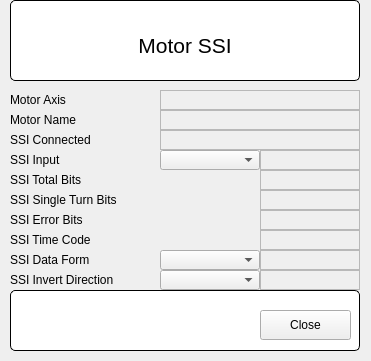
Above: FormGalilMotorSSI.ui from SESAME-Synchrotron/galil-qt before the change. Below: the same form after it.
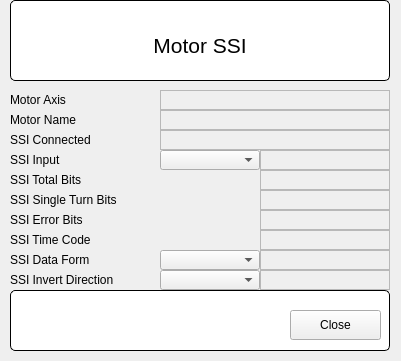
That is the form after the change. Custom widgets are drawn as their Qt base class.

Commit message: Added BISS encoder GUI, added amplifier settings to Extras GUI.

The edit to the form file:
```diff
--- a/FormGalilMotorSSI.ui
+++ b/FormGalilMotorSSI.ui
@@ -6,7 +6,7 @@
    <rect>
     <x>0</x>
     <y>0</y>
-    <width>371</width>
+    <width>401</width>
     <height>361</height>
    </rect>
   </property>
@@ -45,7 +45,7 @@
      <rect>
       <x>260</x>
       <y>150</y>
-      <width>100</width>
+      <width>130</width>
       <height>20</height>
      </rect>
     </property>
@@ -100,7 +100,7 @@
      <rect>
       <x>260</x>
       <y>250</y>
-      <width>100</width>
+      <width>130</width>
       <height>20</height>
      </rect>
     </property>
@@ -116,7 +116,7 @@
      <rect>
       <x>260</x>
       <y>230</y>
-      <width>100</width>
+      <width>130</width>
       <height>20</height>
      </rect>
     </property>
@@ -145,7 +145,7 @@
      <rect>
       <x>260</x>
       <y>210</y>
-      <width>100</width>
+      <width>130</width>
       <height>20</height>
      </rect>
     </property>
@@ -174,7 +174,7 @@
      <rect>
       <x>10</x>
       <y>290</y>
-      <width>350</width>
+      <width>380</width>
       <height>61</height>
      </rect>
     </property>
@@ -198,7 +198,7 @@
     <widget class="QPushButton" name="btnClose">
      <property name="geometry">
       <rect>
-       <x>250</x>
+       <x>280</x>
        <y>20</y>
        <width>91</width>
        <height>30</height>
@@ -227,7 +227,7 @@
      <rect>
       <x>160</x>
       <y>110</y>
-      <width>200</width>
+      <width>230</width>
       <height>20</height>
      </rect>
     </property>
@@ -282,7 +282,7 @@
      <rect>
       <x>260</x>
       <y>190</y>
-      <width>100</width>
+      <width>130</width>
       <height>20</height>
      </rect>
     </property>
@@ -311,7 +311,7 @@
      <rect>
       <x>160</x>
       <y>90</y>
-      <width>200</width>
+      <width>230</width>
       <height>20</height>
      </rect>
     </property>
@@ -327,7 +327,7 @@
      <rect>
       <x>160</x>
       <y>130</y>
-      <width>200</width>
+      <width>230</width>
       <height>20</height>
      </rect>
     </property>
@@ -343,7 +343,7 @@
      <rect>
       <x>260</x>
       <y>170</y>
-      <width>100</width>
+      <width>130</width>
       <height>20</height>
      </rect>
     </property>
@@ -372,7 +372,7 @@
      <rect>
       <x>10</x>
       <y>0</y>
-      <width>350</width>
+      <width>380</width>
       <height>81</height>
      </rect>
     </property>
@@ -398,7 +398,7 @@
       <rect>
        <x>10</x>
        <y>20</y>
-       <width>330</width>
+       <width>360</width>
        <height>51</height>
       </rect>
      </property>
@@ -471,7 +471,7 @@
      <rect>
       <x>260</x>
       <y>270</y>
-      <width>100</width>
+      <width>130</width>
       <height>20</height>
      </rect>
     </property>
```
The commit also changes 7 other files.
